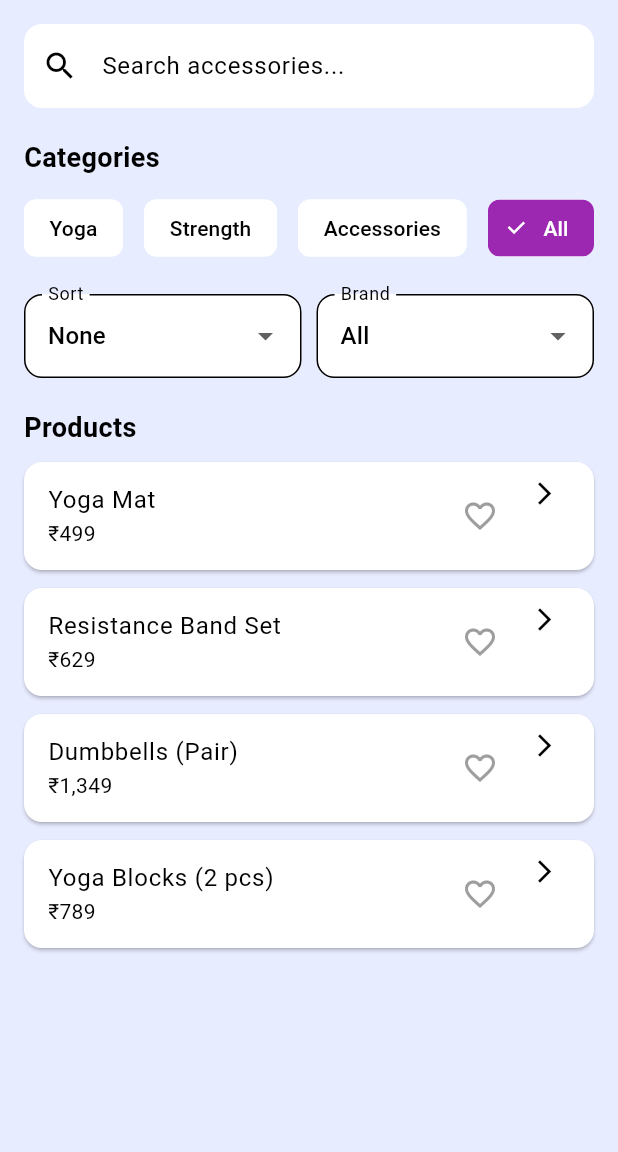
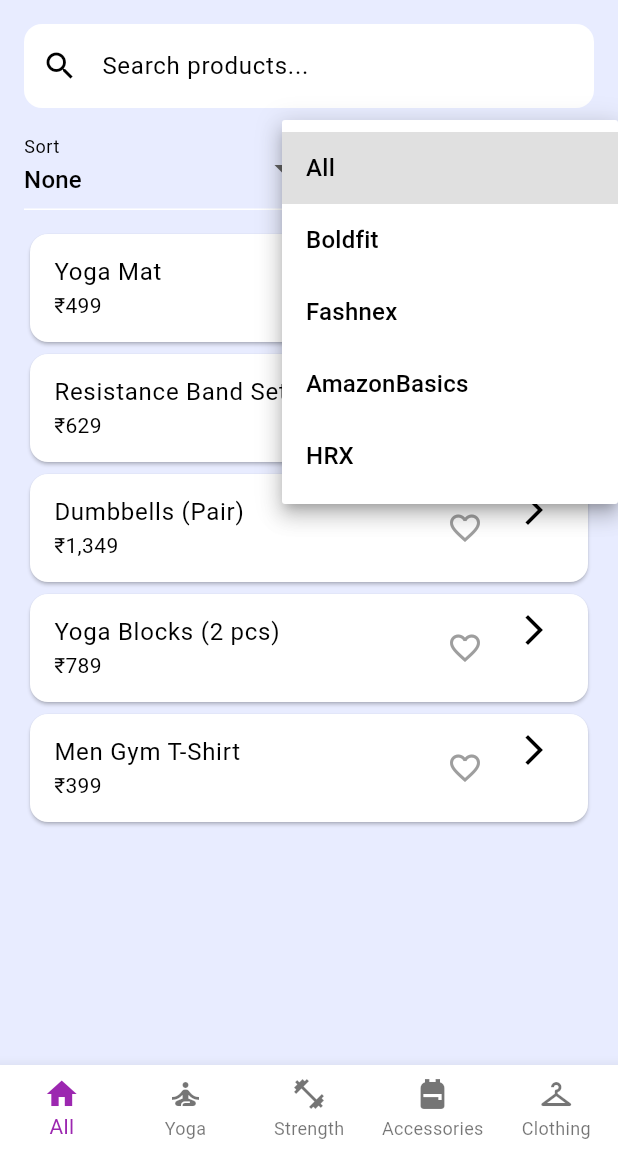
Before and after one commit to Emily-64/AlignMe_MarketPlace, a Flutter app: the screen it shows after launch, after a tap on "All", on a phone screen of 412 x 824 dp, the part 84-1236 px from its top. Run offline on Flutter 3.47's test engine with Material 3 defaults, Android fonts, the phone set to English and light mode, and no system bars; our stand-ins replace shared_preferences.

Commit message:
Nav Bar bottom added

```diff
--- a/lib/main.dart
+++ b/lib/main.dart
@@ -1,7 +1,6 @@
 import 'package:flutter/material.dart';
 import 'package:shared_preferences/shared_preferences.dart';
 import 'package:url_launcher/url_launcher.dart';
-import 'dart:convert';
 
 void main() {
   runApp(const MyApp());
@@ -16,20 +15,20 @@ class MyApp extends StatelessWidget {
       debugShowCheckedModeBanner: false,
       title: 'AlignMe Marketplace',
       theme: ThemeData(
-  scaffoldBackgroundColor: const Color(0xFFE8ECFF), // Light blue-purple bg
-  primaryColor: const Color(0xFF6A1B9A), // Deep purple
-  iconTheme: const IconThemeData(color: Color(0xFF4A148C)), // Dark purple icons
+        scaffoldBackgroundColor: const Color(0xFFE8ECFF),
+        primaryColor: const Color(0xFF6A1B9A),
+        iconTheme: const IconThemeData(color: Color(0xFF4A148C)),
         appBarTheme: const AppBarTheme(
-    backgroundColor: Color(0xFF6A1B9A), // Purple AppBar
+          backgroundColor: Color(0xFF6A1B9A),
           foregroundColor: Colors.white,
           elevation: 0,
         ),
         cardColor: Colors.white,
-  colorScheme: ColorScheme.fromSwatch(primarySwatch: Colors.purple).copyWith(
-    secondary: const Color(0xFF4527A0), // Darker purple accent
+        colorScheme:
+            ColorScheme.fromSwatch(primarySwatch: Colors.purple).copyWith(
+          secondary: const Color(0xFF4527A0),
         ),
       ),
-
       home: const MarketplaceHome(),
     );
   }
@@ -45,6 +44,17 @@ class MarketplaceHome extends StatefulWidget {
 class _MarketplaceHomeState extends State<MarketplaceHome> {
   final TextEditingController searchController = TextEditingController();
   List<String> wishlist = [];
+
+  int selectedTabIndex = 0;
+
+  final List<String> navCategories = [
+    "All",
+    "Yoga",
+    "Strength",
+    "Accessories",
+    "Clothing",
+  ];
+
   final List<Map<String, dynamic>> products = [
     {
       "id": "1",
@@ -82,12 +92,18 @@ final List<Map<String, dynamic>> products = [
       "amazon": "https://www.amazon.in/s?k=boldfit+yoga+blocks",
       "flipkart": "https://www.flipkart.com/search?q=yoga+blocks",
     },
+    {
+      "id": "5",
+      "title": "Men Gym T-Shirt",
+      "price": "₹399",
+      "category": "Clothing",
+      "brand": "Boldfit",
+      "amazon": "https://www.amazon.in/s?k=boldfit+gym+tshirt",
+      "flipkart": "https://www.flipkart.com/search?q=boldfit+gym+tshirt",
+    },
   ];
 
-
-
   List<Map<String, dynamic>> filteredProducts = [];
-  String selectedCategory = "All";
   String selectedBrand = "All";
   String selectedSort = "None";
 
@@ -96,18 +112,17 @@ final List<Map<String, dynamic>> products = [
     super.initState();
     filteredProducts = List.from(products);
     searchController.addListener(() => applyFilters());
-
     loadWishlist();
   }
 
   Future<void> loadWishlist() async {
-    SharedPreferences prefs = await SharedPreferences.getInstance();
+    final prefs = await SharedPreferences.getInstance();
     wishlist = prefs.getStringList("wishlist") ?? [];
     setState(() {});
   }
 
   Future<void> saveWishlist() async {
-    SharedPreferences prefs = await SharedPreferences.getInstance();
+    final prefs = await SharedPreferences.getInstance();
     prefs.setStringList("wishlist", wishlist);
   }
 
@@ -124,12 +139,20 @@ final List<Map<String, dynamic>> products = [
 
   void applyFilters() {
     String query = searchController.text.toLowerCase();
+    String selectedNavCategory = navCategories[selectedTabIndex];
 
     List<Map<String, dynamic>> results = products.where((item) {
-      bool matchesSearch = item["title"].toLowerCase().contains(query);
+      bool matchesSearch =
+          item["title"].toLowerCase().contains(query);
+
       bool matchesCategory =
-          selectedCategory == "All" || item["category"] == selectedCategory;
-      bool matchesBrand = selectedBrand == "All" || item["brand"] == selectedBrand;
+          selectedNavCategory == "All" ||
+              item["category"] == selectedNavCategory;
+
+      bool matchesBrand =
+          selectedBrand == "All" ||
+              item["brand"] == selectedBrand;
+
       return matchesSearch && matchesCategory && matchesBrand;
     }).toList();
 
@@ -160,8 +183,11 @@ final List<Map<String, dynamic>> products = [
               Navigator.push(
                 context,
                 MaterialPageRoute(
-                  builder: (_) =>
-                      WishlistPage(products: products, wishlist: wishlist, onToggle: toggleWishlist),
+                  builder: (_) => WishlistPage(
+                    products: products,
+                    wishlist: wishlist,
+                    onToggle: toggleWishlist,
+                  ),
                 ),
               );
             },
@@ -170,15 +196,13 @@ final List<Map<String, dynamic>> products = [
       ),
 
       body: Padding(
-        padding: const EdgeInsets.all(16.0),
+        padding: const EdgeInsets.all(16),
         child: Column(
-          crossAxisAlignment: CrossAxisAlignment.start,
           children: [
-            // Search Bar
             TextField(
               controller: searchController,
               decoration: InputDecoration(
-                hintText: "Search accessories...",
+                hintText: "Search products...",
                 prefixIcon: const Icon(Icons.search),
                 filled: true,
                 fillColor: Colors.white,
@@ -189,51 +213,35 @@ final List<Map<String, dynamic>> products = [
               ),
             ),
 
-            const SizedBox(height: 20),
-
-            // Categories
-            const Text(
-              "Categories",
-              style: TextStyle(fontSize: 18, fontWeight: FontWeight.bold),
-            ),
-
-            const SizedBox(height: 10),
-
-            Row(
-              mainAxisAlignment: MainAxisAlignment.spaceBetween,
-              children: [
-                categoryChip("Yoga"),
-                categoryChip("Strength"),
-                categoryChip("Accessories"),
-                categoryChip("All"),
-              ],
-            ),
-
-            const SizedBox(height: 20),
-
-            // Filter
+            const SizedBox(height: 12),
 
             Row(
               children: [
                 Expanded(
-      child: filterDropdown(
-        "Sort",
-        ["None", "Price: Low to High", "Price: High to Low"],
-        selectedSort,
-        (value) {
-          selectedSort = value!;
+                  child: DropdownButtonFormField<String>(
+                    value: selectedSort,
+                    decoration: const InputDecoration(labelText: "Sort"),
+                    items: ["None", "Price: Low to High", "Price: High to Low"]
+                        .map((e) =>
+                        DropdownMenuItem(value: e, child: Text(e)))
+                        .toList(),
+                    onChanged: (v) {
+                      selectedSort = v!;
                       applyFilters();
                     },
                   ),
                 ),
-    const SizedBox(width: 10),
+                const SizedBox(width: 12),
                 Expanded(
-      child: filterDropdown(
-        "Brand",
-        ["All", "Boldfit", "Fashnex", "AmazonBasics"],
-        selectedBrand,
-        (value) {
-          selectedBrand = value!;
+                  child: DropdownButtonFormField<String>(
+                    value: selectedBrand,
+                    decoration: const InputDecoration(labelText: "Brand"),
+                    items: ["All", "Boldfit", "Fashnex", "AmazonBasics", "HRX"]
+                        .map((e) =>
+                        DropdownMenuItem(value: e, child: Text(e)))
+                        .toList(),
+                    onChanged: (v) {
+                      selectedBrand = v!;
                       applyFilters();
                     },
                   ),
@@ -241,12 +249,7 @@ Row(
               ],
             ),
 
-            const SizedBox(height: 20),
-            const Text(
-              "Products",
-              style: TextStyle(fontSize: 18, fontWeight: FontWeight.bold),
-            ),
-            const SizedBox(height: 10),
+            const SizedBox(height: 12),
 
             Expanded(
               child: ListView.builder(
@@ -256,9 +259,6 @@ Row(
                   bool isFav = wishlist.contains(item["id"]);
 
                   return Card(
-                    shape:
-                        RoundedRectangleBorder(borderRadius: BorderRadius.circular(12)),
-                    margin: const EdgeInsets.only(bottom: 12),
                     child: ListTile(
                       title: Text(item["title"]),
                       subtitle: Text(item["price"]),
@@ -267,19 +267,24 @@ Row(
                         children: [
                           IconButton(
                             icon: Icon(
-                              isFav ? Icons.favorite : Icons.favorite_border,
-                              color: isFav ? Colors.red : Colors.grey,
+                              isFav
+                                  ? Icons.favorite
+                                  : Icons.favorite_border,
+                              color:
+                              isFav ? Colors.red : Colors.grey,
                             ),
-                            onPressed: () => toggleWishlist(item["id"]),
+                            onPressed: () =>
+                                toggleWishlist(item["id"]),
                           ),
-                          const Icon(Icons.arrow_forward_ios, size: 18),
+                          const Icon(Icons.arrow_forward_ios),
                         ],
                       ),
                       onTap: () {
                         Navigator.push(
                           context,
                           MaterialPageRoute(
-                            builder: (_) => ProductDetails(product: item),
+                            builder: (_) =>
+                                ProductDetails(product: item),
                           ),
                         );
                       },
@@ -291,41 +296,28 @@ Row(
           ],
         ),
       ),
-    );
-  }
 
-  Widget categoryChip(String label) {
-    bool isSelected = selectedCategory == label;
-
-    return ChoiceChip(
-      label: Text(label),
-      selected: isSelected,
-      onSelected: (_) {
+      bottomNavigationBar: BottomNavigationBar(
+        currentIndex: selectedTabIndex,
+        onTap: (index) {
           setState(() {
-          selectedCategory = label;
+            selectedTabIndex = index;
           });
           applyFilters();
         },
-    );
-  }
-
-  Widget filterDropdown(
-      String label, List<String> options, String selectedValue, Function(String?) onChanged) {
-    return Expanded(
-      child: DropdownButtonFormField<String>(
-        value: selectedValue,
-        decoration: InputDecoration(
-          filled: true,
-          fillColor: Colors.white,
-          labelText: label,
-          border: OutlineInputBorder(
-            borderRadius: BorderRadius.circular(12),
-          ),
-        ),
-        items: options
-            .map((value) => DropdownMenuItem(value: value, child: Text(value)))
-            .toList(),
-        onChanged: onChanged,
+        type: BottomNavigationBarType.fixed,
+        items: const [
+          BottomNavigationBarItem(
+              icon: Icon(Icons.home), label: "All"),
+          BottomNavigationBarItem(
+              icon: Icon(Icons.self_improvement), label: "Yoga"),
+          BottomNavigationBarItem(
+              icon: Icon(Icons.fitness_center), label: "Strength"),
+          BottomNavigationBarItem(
+              icon: Icon(Icons.backpack), label: "Accessories"),
+          BottomNavigationBarItem(
+              icon: Icon(Icons.checkroom), label: "Clothing"),
+        ],
       ),
     );
   }
@@ -337,7 +329,8 @@ class ProductDetails extends StatelessWidget {
 
   Future<void> openLink(BuildContext context, String url) async {
     final Uri uri = Uri.parse(url);
-    if (!await launchUrl(uri, mode: LaunchMode.externalApplication)) {
+    if (!await launchUrl(uri,
+        mode: LaunchMode.externalApplication)) {
       ScaffoldMessenger.of(context).showSnackBar(
         const SnackBar(content: Text("Could not open link")),
       );
@@ -353,19 +346,22 @@ class ProductDetails extends StatelessWidget {
         child: Column(
           crossAxisAlignment: CrossAxisAlignment.start,
           children: [
-            Text("Price: ${product["price"]}", style: const TextStyle(fontSize: 20)),
+            Text("Price: ${product["price"]}",
+                style: const TextStyle(fontSize: 20)),
             const SizedBox(height: 10),
-            Text("Category: ${product["category"]}", style: const TextStyle(fontSize: 18)),
+            Text("Category: ${product["category"]}"),
             const SizedBox(height: 10),
-            Text("Brand: ${product["brand"]}", style: const TextStyle(fontSize: 18)),
+            Text("Brand: ${product["brand"]}"),
             const SizedBox(height: 20),
             ElevatedButton(
-              onPressed: () => openLink(context, product["amazon"]),
+              onPressed: () =>
+                  openLink(context, product["amazon"]),
               child: const Text("Buy on Amazon"),
             ),
             const SizedBox(height: 10),
             ElevatedButton(
-              onPressed: () => openLink(context, product["flipkart"]),
+              onPressed: () =>
+                  openLink(context, product["flipkart"]),
               child: const Text("Buy on Flipkart"),
             ),
           ],
@@ -405,8 +401,10 @@ class WishlistPage extends StatelessWidget {
               title: Text(item["title"]),
               subtitle: Text(item["price"]),
               trailing: IconButton(
-                      icon: const Icon(Icons.favorite, color: Colors.red),
-                      onPressed: () => onToggle(item["id"]),
+                icon:
+                const Icon(Icons.favorite, color: Colors.red),
+                onPressed: () =>
+                    onToggle(item["id"]),
               ),
             ),
           );
```
Lines whose indentation alone changed are shown as unchanged.
